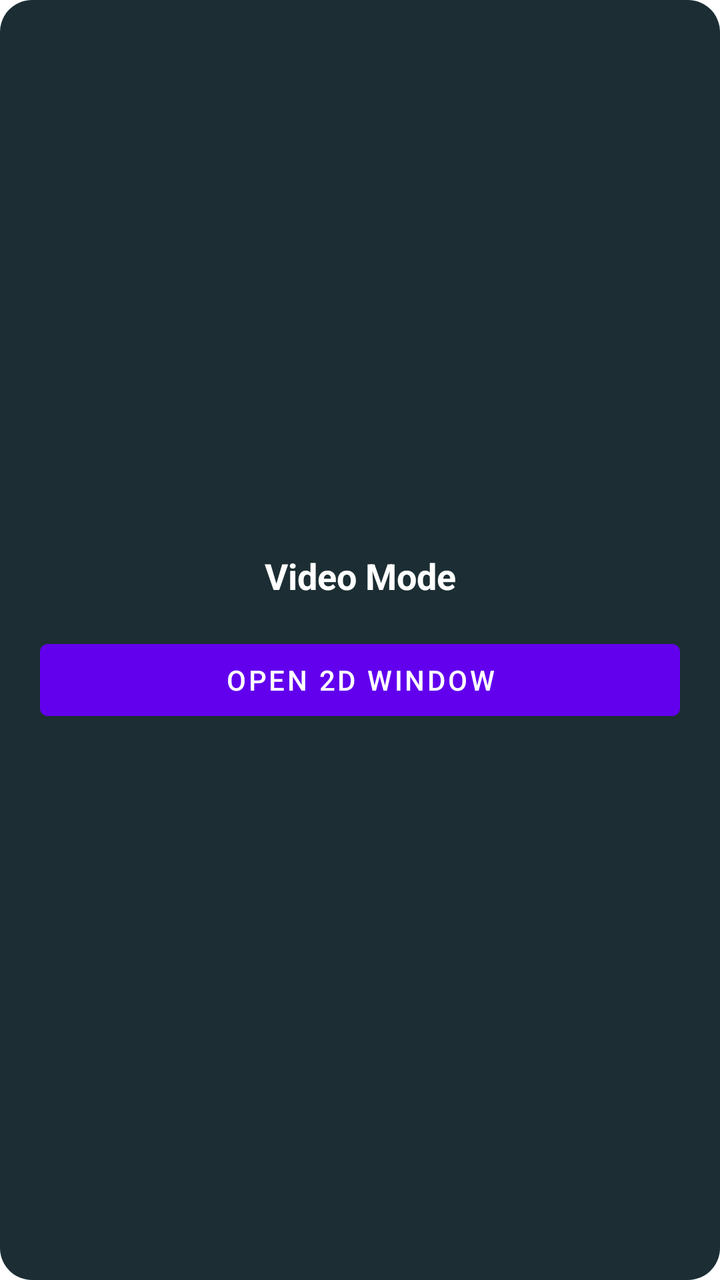
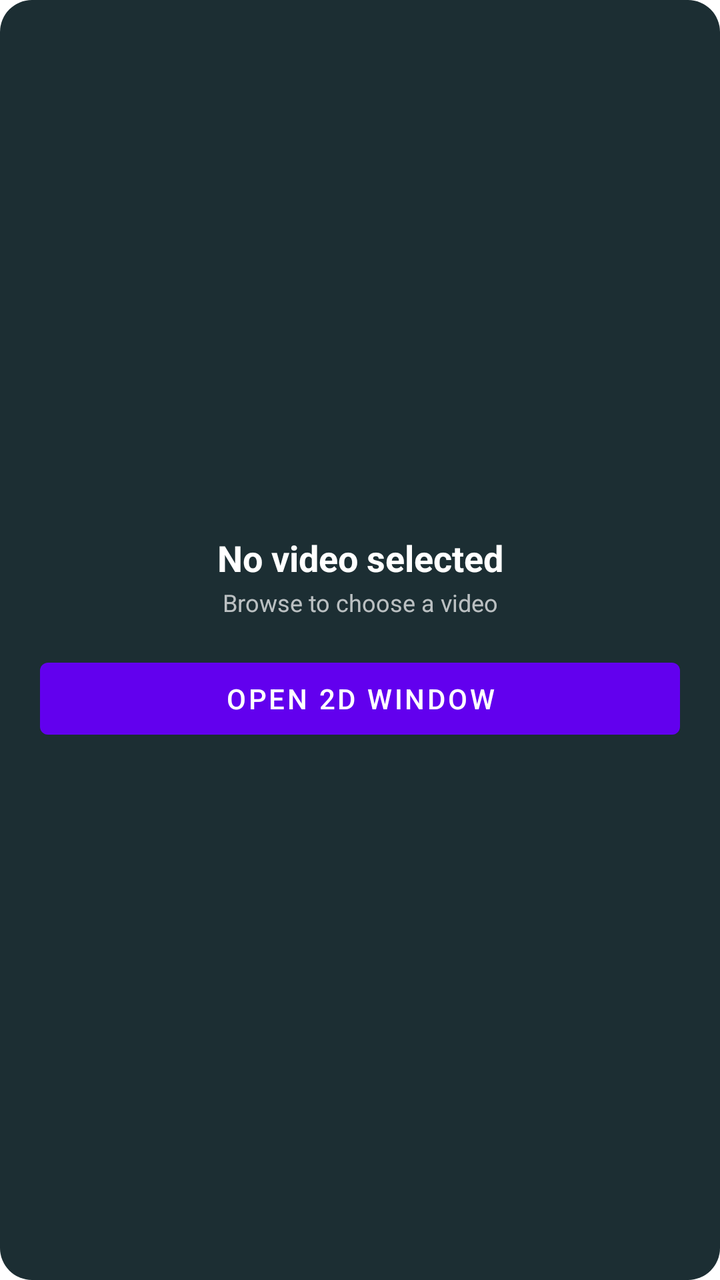

Screens rendered from an Android XML layout before and after an edit, with the pre-edit source and the edit as a unified diff.
<!-- AndroidManifest.xml: fallback theme Theme.MaterialComponents.DayNight.NoActionBar -->
<!-- res/layout/mode_panel.xml -->
<?xml version="1.0" encoding="utf-8" ?>
<LinearLayout
  xmlns:android="http://schemas.android.com/apk/res/android"
  android:layout_width="match_parent"
  android:layout_height="match_parent"
  android:orientation="vertical"
  android:gravity="center"
  android:background="@drawable/layout_bg"
  android:padding="20dp"
>
  <TextView
    android:layout_width="match_parent"
    android:layout_height="wrap_content"
    android:gravity="center"
    android:text="Video Mode"
    android:textColor="@android:color/white"
    android:textSize="18sp"
    android:textStyle="bold"
  />
  <TextView
    android:id="@+id/debug_build_label"
    android:layout_width="match_parent"
    android:layout_height="wrap_content"
    android:layout_marginTop="6dp"
    android:gravity="center"
    android:textColor="#B3FFFFFF"
    android:textSize="11sp"
    android:visibility="gone"
  />
  <Button
    android:id="@+id/open_2d_button"
    android:layout_width="match_parent"
    android:layout_height="wrap_content"
    android:layout_marginTop="16dp"
    android:text="Open 2D Window"
  />
</LinearLayout>
<!-- resources referenced by this layout -->
<resources>
  <!-- drawable layout_bg (drawable) -->
  <?xml version="1.0" encoding="UTF-8" ?>
  
  <shape xmlns:android="http://schemas.android.com/apk/res/android">
    <solid android:color="#FF1C2E33" />
    <corners android:radius="16dp" />
    <padding
      android:left="0dp"
      android:top="0dp"
      android:right="0dp"
      android:bottom="0dp"
    />
  </shape>
</resources>

<!-- the commit's change to res/layout/mode_panel.xml (unified diff, before → after) -->
@@ -9,13 +9,28 @@
   android:padding="20dp"
 >
   <TextView
+    android:id="@+id/current_media_title"
     android:layout_width="match_parent"
     android:layout_height="wrap_content"
+    android:ellipsize="end"
     android:gravity="center"
-    android:text="Video Mode"
+    android:lines="1"
+    android:text="No video selected"
     android:textColor="@android:color/white"
     android:textSize="18sp"
     android:textStyle="bold"
+  />
+  <TextView
+    android:id="@+id/current_media_detail"
+    android:layout_width="match_parent"
+    android:layout_height="wrap_content"
+    android:layout_marginTop="2dp"
+    android:ellipsize="end"
+    android:gravity="center"
+    android:lines="1"
+    android:text="Browse to choose a video"
+    android:textColor="#B3FFFFFF"
+    android:textSize="12sp"
   />
   <TextView
     android:id="@+id/debug_build_label"
